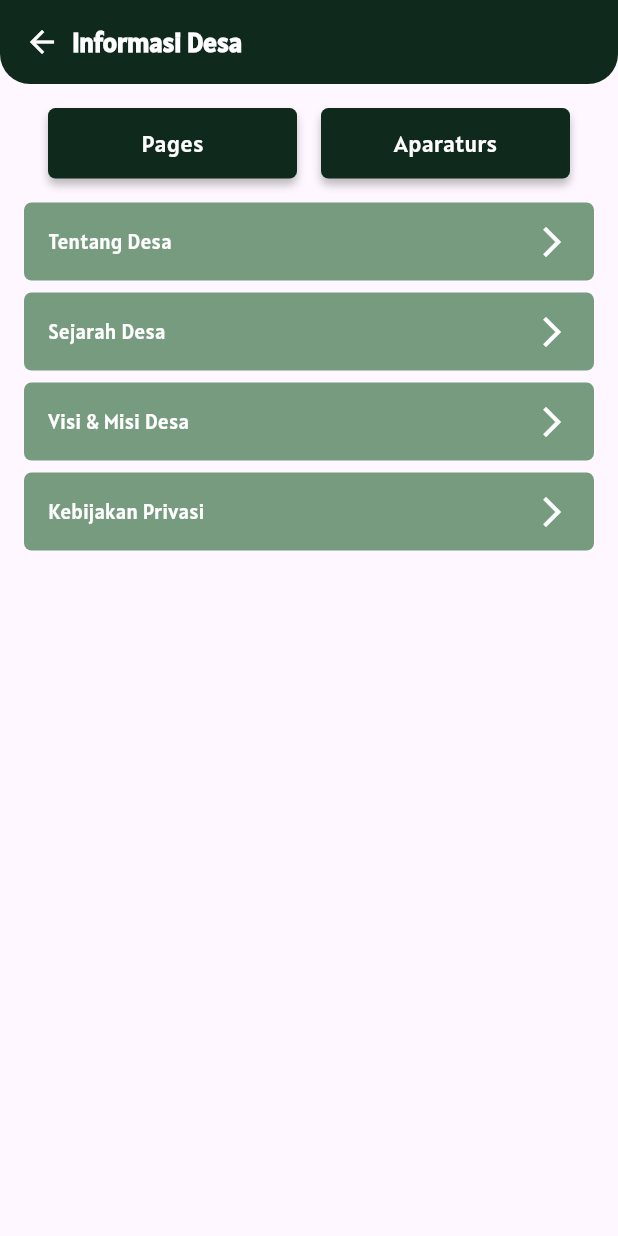
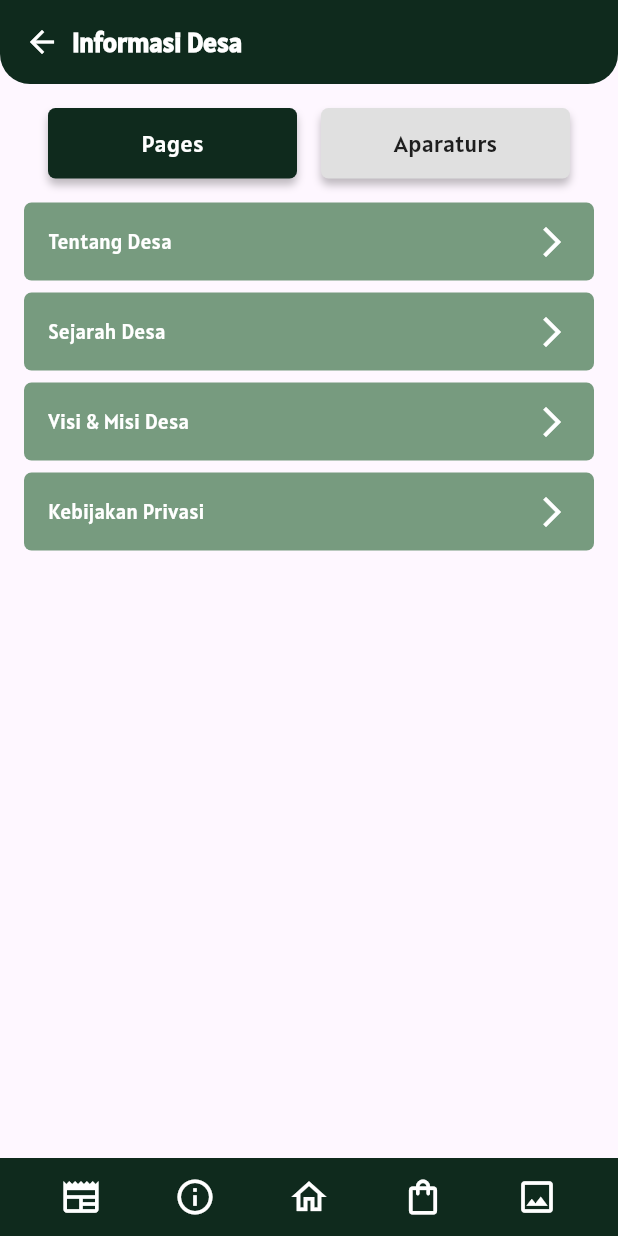
Before and after one commit to agoesset/mobile-desa, a Flutter app: the InformationScreen screen opened directly, on a phone screen of 412 x 824 dp. Run offline on Flutter 3.47's test engine with Material 3 defaults, Android fonts, the phone set to English and light mode, and no system bars; our stand-ins replace flutter_svg, google_fonts; network calls fail.

Commit message:
Navbar Sama Aparatur Button

```diff
--- a/lib/pages/detail_product_page.dart
+++ b/lib/pages/detail_product_page.dart
@@ -2,6 +2,7 @@ import 'package:flutter/material.dart';
 import '../models/produk_card.dart';
 import '../theme/colors.dart';
 import '../theme/produk_text_style.dart';
+import '../widgets/bottom_navbar.dart'; // Import BottomNavBar
 
 class ProductDetailPage extends StatelessWidget {
   final Product product;
@@ -101,6 +102,7 @@ class ProductDetailPage extends StatelessWidget {
           ),
         ),
       ),
+      bottomNavigationBar: const BottomNavBar(), // Tambahkan BottomNavBar di sini
     );
   }
 }
--- a/lib/pages/gallery_page.dart
+++ b/lib/pages/gallery_page.dart
@@ -1,5 +1,6 @@
 import 'package:flutter/material.dart';
 import '../theme/app_theme.dart'; // Pastikan path ini benar
+import '../widgets/bottom_navbar.dart'; // Import BottomNavBar
 
 class GalleryDesaScreen extends StatelessWidget {
   const GalleryDesaScreen({Key? key}) : super(key: key);
@@ -46,6 +47,7 @@ class GalleryDesaScreen extends StatelessWidget {
           ],
         ),
       ),
+      bottomNavigationBar: const BottomNavBar(), // Tambahkan BottomNavBar di sini
     );
   }
 
--- a/lib/pages/information_page.dart
+++ b/lib/pages/information_page.dart
@@ -5,67 +5,100 @@ import '../pages/tentang_desa_page.dart';
 import '../pages/sejarah_desa_page.dart';
 import '../pages/visi_misi_page.dart';
 import '../pages/kebijakan_privasi_page.dart';
-import '../pages/aparaturs_page.dart'; // Import halaman AparatursScreen
+import '../widgets/bottom_navbar.dart';
+import '../models/aparaturs_card.dart'; // Import OfficialCard
 
-class InformationScreen extends StatelessWidget {
+class InformationScreen extends StatefulWidget {
   const InformationScreen({Key? key}) : super(key: key);
 
   @override
-  Widget build(BuildContext context) {
-    return Scaffold(
-      appBar: AppBar(
-        backgroundColor: AppStyles.headerBackground,
-        title: Row(
-          children: [
-            GestureDetector(
-              onTap: () => Navigator.pop(context),
-              child: const Icon(Icons.arrow_back, color: Colors.white),
-            ),
-            const SizedBox(width: 8),
-            const Text(
-              'Informasi Desa',
-              style: TextStyle(
-                color: Colors.white,
-                fontSize: 18,
-                fontFamily: 'Alatsi',
-                fontWeight: FontWeight.bold,
-              ),
+  State<InformationScreen> createState() => _InformationScreenState();
+}
+
+class _InformationScreenState extends State<InformationScreen> {
+  bool _showAparaturs = false;
+
+  Widget _buildButton(String text, bool isActive, VoidCallback onPressed) {
+    return GestureDetector(
+      onTap: onPressed,
+      child: Container(
+        padding: const EdgeInsets.symmetric(horizontal: 24, vertical: 12),
+        decoration: BoxDecoration(
+          color: isActive ? const Color(0xFF0F2A1D) : Colors.grey[300],
+          borderRadius: BorderRadius.circular(5),
+          boxShadow: [
+            BoxShadow(
+              color: Colors.black.withOpacity(0.25),
+              offset: const Offset(0, 4),
+              blurRadius: 4,
             ),
           ],
         ),
-        automaticallyImplyLeading: false,
-        shape: const RoundedRectangleBorder(
-          borderRadius: BorderRadius.vertical(
-            bottom: Radius.circular(20),
+        child: Center(
+          child: Text(
+            text,
+            style: TextStyle(
+              color: isActive ? Colors.white : Colors.black87,
+              fontSize: 16,
+              fontFamily: 'Alatsi',
             ),
           ),
         ),
-      body: SingleChildScrollView(
-        padding: const EdgeInsets.all(16.0),
-        child: Column(
-          children: [
-            Container(
-              padding: const EdgeInsets.symmetric(horizontal: 16.0),
-              child: Row(
-                mainAxisAlignment: MainAxisAlignment.spaceAround,
-                children: [
-                  Expanded(child: _buildButton('Pages')), // Bungkus tombol 'Pages' dengan Expanded
-                  const SizedBox(width: 16.0),
-                  Expanded( // Bungkus GestureDetector dan tombol 'Aparaturs' dengan Expanded
-                    child: GestureDetector(
-                      onTap: () {
-                        Navigator.push(
-                          context,
-                          MaterialPageRoute(builder: (context) => const AparatursScreen()),
+      ),
+    );
+  }
+
+  Widget _buildAparatursGrid() {
+    // Contoh data aparat desa (ganti dengan data sebenarnya)
+    final List<Map<String, String>> aparatursData = [
+      {
+        'imageUrl': 'https://cdn.builder.io/api/v1/image/assets/TEMP/abb4149a4e1e8042d04a8cd629476c232c88fc93?placeholderIfAbsent=true&apiKey=7de71166c99f40f8a9d78a85d7e09ce3',
+        'name': 'Bpk. Saca, S.Pd',
+        'position': 'Kepala Desa',
+      },
+      {
+        'imageUrl': 'https://cdn.builder.io/api/v1/image/assets/TEMP/0ae1cfb4ee725b90e325f0656af65dab196f8bb0?placeholderIfAbsent=true&apiKey=7de71166c99f40f8a9d78a85d7e09ce3',
+        'name': 'Bpk. [Nama Lain]',
+        'position': 'Sekretaris Desa',
+      },
+      {
+        'imageUrl': 'https://cdn.builder.io/api/v1/image/assets/TEMP/9ce4a33daba845a5cd1876fa580a445c277f7a24?placeholderIfAbsent=true&apiKey=7de71166c99f40f8a9d78a85d7e09ce3',
+        'name': 'Bpk. Supito',
+        'position': 'Kaur Umum',
+      },
+      {
+        'imageUrl': 'https://cdn.builder.io/api/v1/image/assets/TEMP/db84798af0a7670f398452c1cbb337df6ea95ae3?placeholderIfAbsent=true&apiKey=7de71166c99f40f8a9d78a85d7e09ce3',
+        'name': 'Bpk. Wahyu, S.pd',
+        'position': 'Kaur Keuangan',
+      },
+      // Tambahkan data aparaturs lainnya di sini
+    ];
+
+    return GridView.builder(
+      shrinkWrap: true,
+      physics: const NeverScrollableScrollPhysics(),
+      padding: const EdgeInsets.symmetric(horizontal: 20),
+      gridDelegate: const SliverGridDelegateWithFixedCrossAxisCount(
+        crossAxisCount: 2,
+        crossAxisSpacing: 20,
+        mainAxisSpacing: 27,
+        childAspectRatio: 0.8,
+      ),
+      itemCount: aparatursData.length,
+      itemBuilder: (context, index) {
+        final data = aparatursData[index];
+        return OfficialCard(
+          imageUrl: data['imageUrl']!,
+          name: data['name']!,
+          position: data['position']!,
         );
       },
-                      child: _buildButton('Aparaturs'),
-                    ),
-                  ),
-                ],
-              ),
-            ),
-            const SizedBox(height: 16.0),
+    );
+  }
+
+  Widget _buildPagesList() {
+    return Column(
+      children: [
         GestureDetector(
           onTap: () {
             Navigator.push(
@@ -142,38 +175,83 @@ class InformationScreen extends StatelessWidget {
           ),
         ),
       ],
-        ),
-      ),
     );
   }
 
-  Widget _buildButton(String text) {
-    return Container(
-      padding: const EdgeInsets.symmetric(
-        horizontal: 24,
-        vertical: 12,
+  @override
+  Widget build(BuildContext context) {
+    return Scaffold(
+      appBar: AppBar(
+        backgroundColor: AppStyles.headerBackground,
+        title: Row(
+          children: [
+            GestureDetector(
+              onTap: () => Navigator.pop(context),
+              child: const Icon(Icons.arrow_back, color: Colors.white),
             ),
-      decoration: BoxDecoration(
-        color: const Color(0xFF0F2A1D),
-        borderRadius: BorderRadius.circular(5),
-        boxShadow: [
-          BoxShadow(
-            color: Colors.black.withOpacity(0.25),
-            offset: const Offset(0, 4),
-            blurRadius: 4,
+            const SizedBox(width: 8),
+            const Text(
+              'Informasi Desa',
+              style: TextStyle(
+                color: Colors.white,
+                fontSize: 18,
+                fontFamily: 'Alatsi',
+                fontWeight: FontWeight.bold,
+              ),
             ),
           ],
         ),
-      child: Center(
-        child: Text(
-          text,
-          style: const TextStyle(
-            color: Colors.white,
-            fontSize: 16,
-            fontFamily: 'Alatsi',
+        automaticallyImplyLeading: false,
+        shape: const RoundedRectangleBorder(
+          borderRadius: BorderRadius.vertical(
+            bottom: Radius.circular(20),
           ),
         ),
       ),
+      body: SingleChildScrollView(
+        padding: const EdgeInsets.all(16.0),
+        child: Column(
+          children: [
+            Padding(
+              padding: const EdgeInsets.symmetric(horizontal: 16.0),
+              child: Row(
+                mainAxisAlignment: MainAxisAlignment.spaceAround,
+                children: [
+                  Expanded(
+                    child: _buildButton(
+                      'Pages',
+                      !_showAparaturs,
+                      () {
+                        setState(() {
+                          _showAparaturs = false;
+                        });
+                      },
+                    ),
+                  ),
+                  const SizedBox(width: 16.0),
+                  Expanded(
+                    child: _buildButton(
+                      'Aparaturs',
+                      _showAparaturs,
+                      () {
+                        setState(() {
+                          _showAparaturs = true;
+                        });
+                      },
+                    ),
+                  ),
+                ],
+              ),
+            ),
+            const SizedBox(height: 16.0),
+            if (_showAparaturs)
+              _buildAparatursGrid()
+            else
+              _buildPagesList(),
+          ],
+        ),
+      ),
+      bottomNavigationBar: const BottomNavBar(),
     );
   }
 }
--- a/lib/pages/kebijakan_privasi_page.dart
+++ b/lib/pages/kebijakan_privasi_page.dart
@@ -1,4 +1,5 @@
 import 'package:flutter/material.dart';
+import '../widgets/bottom_navbar.dart'; // Import BottomNavBar
 
 class KebijakanPrivasiScreen extends StatelessWidget {
   const KebijakanPrivasiScreen({Key? key}) : super(key: key);
@@ -45,6 +46,7 @@ class KebijakanPrivasiScreen extends StatelessWidget {
           ),
         ),
       ),
+      bottomNavigationBar: const BottomNavBar(), // Tambahkan BottomNavBar di sini
     );
   }
 }
--- a/lib/pages/news_detail_page.dart
+++ b/lib/pages/news_detail_page.dart
@@ -1,4 +1,5 @@
 import 'package:flutter/material.dart';
+import '../widgets/bottom_navbar.dart'; // Import BottomNavBar
 
 class NewsDetailPage extends StatelessWidget {
   final String imageUrl;
@@ -113,6 +114,7 @@ class NewsDetailPage extends StatelessWidget {
           ],
         ),
       ),
+      bottomNavigationBar: const BottomNavBar(), // Tambahkan BottomNavBar di sini
     );
   }
 }
--- a/lib/pages/news_page.dart
+++ b/lib/pages/news_page.dart
@@ -2,6 +2,7 @@ import 'package:flutter/material.dart';
 import '../theme/styles.dart';
 import '../models/news_card.dart';
 import '../pages/news_detail_page.dart'; // Import NewsDetailPage
+import '../widgets/bottom_navbar.dart'; // Import BottomNavBar
 
 class NewsPage extends StatelessWidget {
   const NewsPage({Key? key}) : super(key: key);
@@ -89,6 +90,7 @@ class NewsPage extends StatelessWidget {
           );
         },
       ),
+      bottomNavigationBar: const BottomNavBar(), // Tambahkan BottomNavBar di sini
     );
   }
 }
--- a/lib/pages/sejarah_desa_page.dart
+++ b/lib/pages/sejarah_desa_page.dart
@@ -1,6 +1,7 @@
 import 'package:flutter/material.dart';
 import '../theme/colors.dart';
 import '../theme/text_styles.dart';
+import '../widgets/bottom_navbar.dart'; // Import BottomNavBar
 
 class SejarahDesaScreen extends StatelessWidget {
   const SejarahDesaScreen({Key? key}) : super(key: key);
@@ -59,6 +60,7 @@ class SejarahDesaScreen extends StatelessWidget {
           ],
         ),
       ),
+      bottomNavigationBar: const BottomNavBar(), // Tambahkan BottomNavBar di sini
     );
   }
 }
--- a/lib/pages/tentang_desa_page.dart
+++ b/lib/pages/tentang_desa_page.dart
@@ -1,6 +1,7 @@
 import 'package:flutter/material.dart';
 import '../theme/colors.dart';
 import '../theme/text_styles.dart';
+import '../widgets/bottom_navbar.dart'; // Import BottomNavBar
 
 class TentangDesaScreen extends StatelessWidget {
   const TentangDesaScreen({Key? key}) : super(key: key);
@@ -68,6 +69,7 @@ class TentangDesaScreen extends StatelessWidget {
           ],
         ),
       ),
+      bottomNavigationBar: const BottomNavBar(), // Tambahkan BottomNavBar di sini
     );
   }
 }
--- a/lib/pages/visi_misi_page.dart
+++ b/lib/pages/visi_misi_page.dart
@@ -1,6 +1,7 @@
 import 'package:flutter/material.dart';
 import '../theme/colors.dart';
 import '../theme/text_styles.dart';
+import '../widgets/bottom_navbar.dart'; // Import BottomNavBar
 
 class VisiMisiDesaScreen extends StatelessWidget {
   const VisiMisiDesaScreen({Key? key}) : super(key: key);
@@ -85,6 +86,7 @@ class VisiMisiDesaScreen extends StatelessWidget {
           ],
         ),
       ),
+      bottomNavigationBar: const BottomNavBar(), // Tambahkan BottomNavBar di sini
     );
   }
 }
--- /dev/null
+++ b/lib/widgets/bottom_navbar.dart
@@ -0,0 +1,72 @@
+import 'package:flutter/material.dart';
+import '../theme/app_theme.dart';
+import '../pages/news_page.dart';
+import '../pages/information_page.dart';
+import '../pages/product_listing_page.dart';
+import '../pages/gallery_page.dart';
+import '../pages/home_page.dart';
+
+class BottomNavBar extends StatelessWidget {
+  const BottomNavBar({Key? key}) : super(key: key);
+
+  @override
+  Widget build(BuildContext context) {
+    return Container(
+      padding: const EdgeInsets.symmetric(horizontal: 16, vertical: 12),
+      decoration: const BoxDecoration(
+        color: AppTheme.primaryColor,
+      ),
+      child: Row(
+        mainAxisAlignment: MainAxisAlignment.spaceAround,
+        children: [
+          GestureDetector(
+            onTap: () {
+              Navigator.push(
+                context,
+                MaterialPageRoute(builder: (context) => const NewsPage()),
+              );
+            },
+            child: const Icon(Icons.newspaper_outlined, color: Colors.white, size: 28),
+          ),
+          GestureDetector(
+            onTap: () {
+              Navigator.push(
+                context,
+                MaterialPageRoute(builder: (context) => const InformationScreen()),
+              );
+            },
+            child: const Icon(Icons.info_outline, color: Colors.white, size: 28),
+          ),
+          GestureDetector(
+            onTap: () {
+              // Navigasi ke HomeScreen (jika diperlukan)
+              Navigator.push(
+                context,
+                MaterialPageRoute(builder: (context) => const HomeScreen()),
+              );
+            },
+            child: const Icon(Icons.home_outlined, color: Colors.white, size: 28),
+          ),
+          GestureDetector(
+            onTap: () {
+              Navigator.push(
+                context,
+                MaterialPageRoute(builder: (context) => ProductListingScreen()),
+              );
+            },
+            child: const Icon(Icons.shopping_bag_outlined, color: Colors.white, size: 28),
+          ),
+          GestureDetector(
+            onTap: () {
+              Navigator.push(
+                context,
+                MaterialPageRoute(builder: (context) => const GalleryDesaScreen()),
+              );
+            },
+            child: const Icon(Icons.image_outlined, color: Colors.white, size: 28),
+          ),
+        ],
+      ),
+    );
+  }
+}
```
Also changed, not shown: lib/models/aparaturs_card.dart (+15 -1 lines), lib/pages/aparaturs_page.dart (deleted, +0 -92 lines), lib/pages/product_listing_page.dart (+29 -10 lines), lib/widgets/produk_card.dart (+34 -23 lines). Lines whose indentation alone changed are shown as unchanged.
